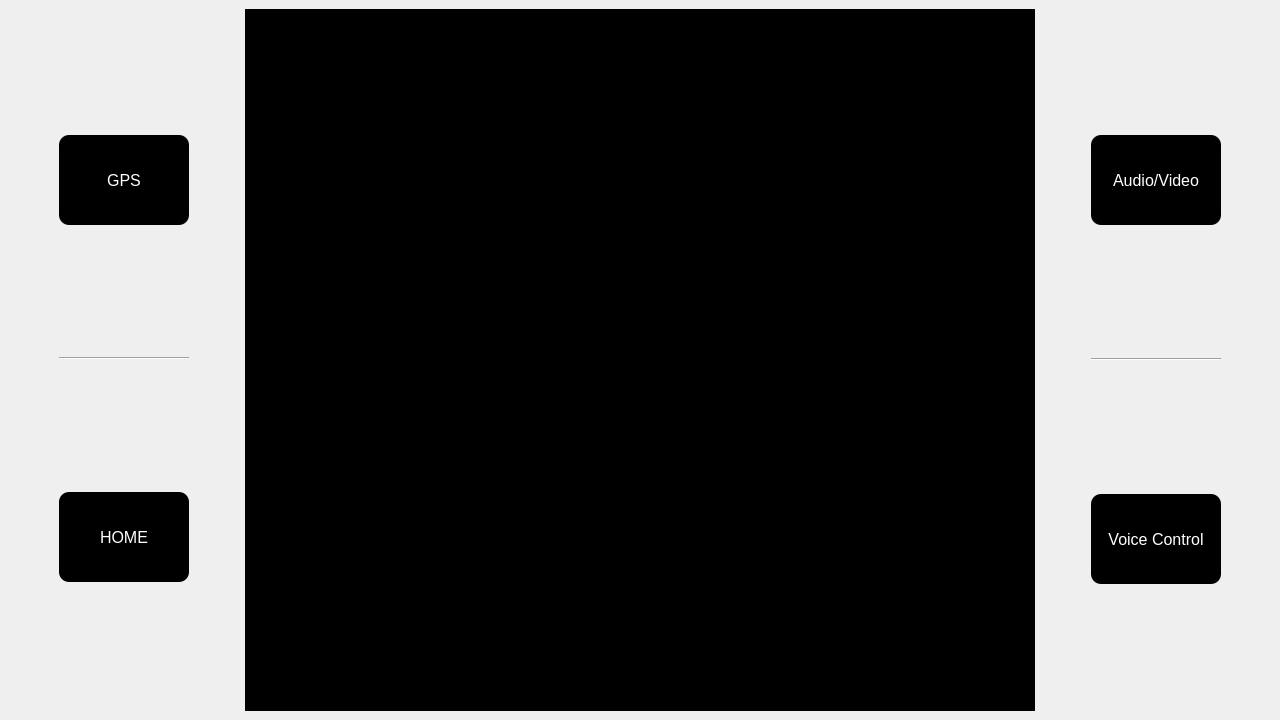
The window that UI/CarBoard.ui (IsacRiccardo/SE_Project) describes before a commit, drawn with Qt 5.
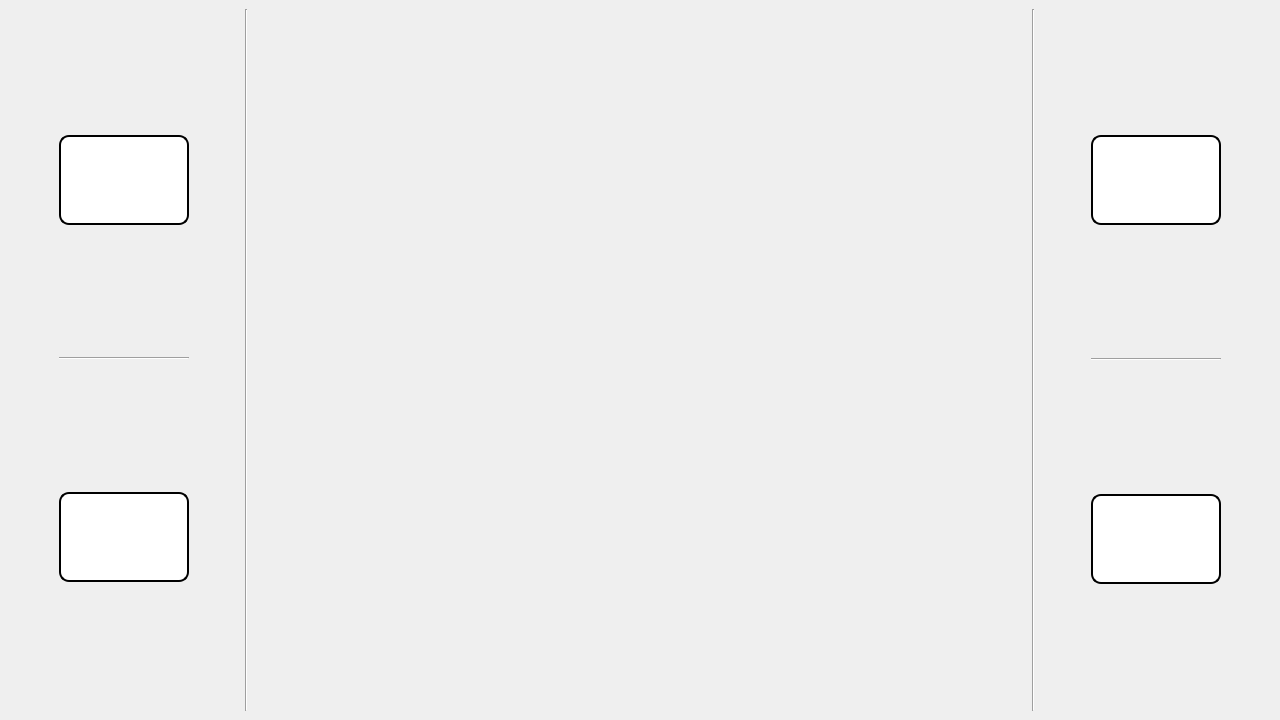
The same window after the commit. Icons and pictures are not drawn.

Commit message: Add GPS page and update UI

What changed in the file:
```diff
--- a/UI/CarBoard.ui
+++ b/UI/CarBoard.ui
@@ -11,17 +11,23 @@
    </rect>
   </property>
   <property name="sizePolicy">
-   <sizepolicy hsizetype="Fixed" vsizetype="Fixed">
+   <sizepolicy hsizetype="Preferred" vsizetype="Preferred">
     <horstretch>0</horstretch>
     <verstretch>0</verstretch>
    </sizepolicy>
   </property>
-  <property name="maximumSize">
+  <property name="minimumSize">
    <size>
     <width>1280</width>
     <height>720</height>
    </size>
   </property>
+  <property name="maximumSize">
+   <size>
+    <width>1000000</width>
+    <height>1000000</height>
+   </size>
+  </property>
   <property name="font">
    <font>
     <family>Tahoma</family>
@@ -34,6 +40,12 @@
   <property name="styleSheet">
    <string notr="true"/>
   </property>
+  <property name="tabShape">
+   <enum>QTabWidget::Rounded</enum>
+  </property>
+  <property name="unifiedTitleAndToolBarOnMac">
+   <bool>false</bool>
+  </property>
   <widget class="QWidget" name="centralwidget">
    <layout class="QHBoxLayout" name="horizontalLayout">
     <item>
@@ -72,14 +84,30 @@
         </property>
         <property name="styleSheet">
          <string notr="true">QPushButton{
-	color: white;
-	background-color: black;
+	background-color: white;
 	border-radius:10px;
+	border: 2px solid black
+}
+
+QPushButton::pressed{
+	background-color: #a6e9ff;
+	border-radius: 10px;
+	border: 2px solid black
 }
 </string>
         </property>
         <property name="text">
-         <string>GPS</string>
+         <string/>
+        </property>
+        <property name="icon">
+         <iconset resource="resources.qrc">
+          <normaloff>:/Icons/Icons/maps-pin-black-icon.svg</normaloff>:/Icons/Icons/maps-pin-black-icon.svg</iconset>
+        </property>
+        <property name="iconSize">
+         <size>
+          <width>48</width>
+          <height>48</height>
+         </size>
         </property>
         <property name="checkable">
          <bool>true</bool>
@@ -115,14 +143,30 @@
         </property>
         <property name="styleSheet">
          <string notr="true">QPushButton{
-	color: white;
-	background-color: black;
+	background-color: white;
 	border-radius:10px;
+	border: 2px solid black
+}
+
+QPushButton::pressed{
+	background-color: #a6e9ff;
+	border-radius: 10px;
+	border: 2px solid black
 }
 </string>
         </property>
         <property name="text">
-         <string>HOME</string>
+         <string/>
+        </property>
+        <property name="icon">
+         <iconset resource="resources.qrc">
+          <normaloff>:/Icons/Icons/home-icon.svg</normaloff>:/Icons/Icons/home-icon.svg</iconset>
+        </property>
+        <property name="iconSize">
+         <size>
+          <width>48</width>
+          <height>48</height>
+         </size>
         </property>
         <property name="checkable">
          <bool>true</bool>
@@ -131,25 +175,25 @@
       </item>
      </layout>
     </item>
+    <item>
+     <widget class="Line" name="line_2">
+      <property name="orientation">
+       <enum>Qt::Vertical</enum>
+      </property>
+     </widget>
+    </item>
     <item>
      <widget class="QStackedWidget" name="stackedWidget">
       <property name="currentIndex">
        <number>1</number>
       </property>
-      <widget class="QWidget" name="page">
-       <property name="enabled">
-        <bool>true</bool>
-       </property>
-      </widget>
-      <widget class="QWidget" name="page_2">
-       <property name="enabled">
-        <bool>true</bool>
-       </property>
-       <property name="styleSheet">
-        <string notr="true">
-background-color: rgb(0, 0, 0);</string>
-       </property>
-      </widget>
+     </widget>
+    </item>
+    <item>
+     <widget class="Line" name="line_3">
+      <property name="orientation">
+       <enum>Qt::Vertical</enum>
+      </property>
      </widget>
     </item>
     <item>
@@ -185,14 +229,29 @@
         </property>
         <property name="styleSheet">
          <string notr="true">QPushButton{
-	color: white;
-	background-color: black;
+	background-color: white;
+	border-radius:10px;
+	border: 2px solid black
+}
+
+QPushButton::pressed{
+	background-color: #a6e9ff;
 	border-radius: 10px;
 }
 </string>
         </property>
         <property name="text">
-         <string>Audio/Video</string>
+         <string/>
+        </property>
+        <property name="icon">
+         <iconset resource="resources.qrc">
+          <normaloff>:/Icons/Icons/headphone-icon.svg</normaloff>:/Icons/Icons/headphone-icon.svg</iconset>
+        </property>
+        <property name="iconSize">
+         <size>
+          <width>48</width>
+          <height>48</height>
+         </size>
         </property>
         <property name="checkable">
          <bool>true</bool>
@@ -228,14 +287,30 @@
         </property>
         <property name="styleSheet">
          <string notr="true">QPushButton{
-	color: white;
-	background-color: black;
+	background-color: white;
 	border-radius:10px;
+	border: 2px solid black
+}
+
+QPushButton::pressed{
+	background-color: #a6e9ff;
+	border-radius: 10px;
+	border: 2px solid black
 }
 </string>
         </property>
         <property name="text">
-         <string>Voice Control</string>
+         <string/>
+        </property>
+        <property name="icon">
+         <iconset resource="resources.qrc">
+          <normaloff>:/Icons/Icons/microphone-icon.svg</normaloff>:/Icons/Icons/microphone-icon.svg</iconset>
+        </property>
+        <property name="iconSize">
+         <size>
+          <width>48</width>
+          <height>48</height>
+         </size>
         </property>
         <property name="checkable">
          <bool>true</bool>
```
Left out of the diff: 21 changed lines with no effect on the pictures. The commit also changes 11 other files.
